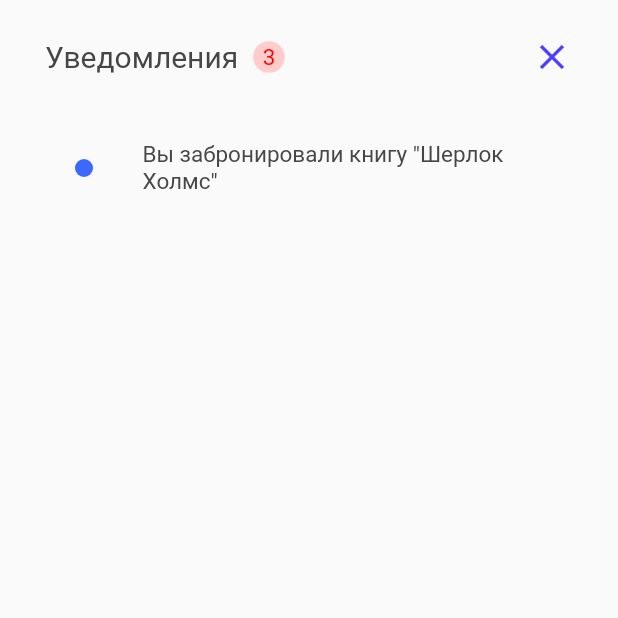
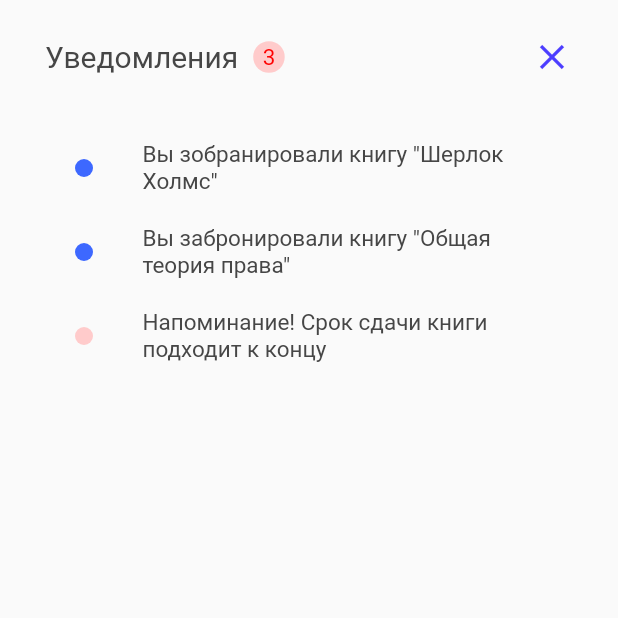
Before and after one commit to k1rm4n/book_manager, a Flutter app: the Notifications screen opened by its route, on a phone screen of 412 x 824 dp, the top half of it. Run offline on Flutter 3.47's test engine with Material 2 defaults, Android fonts, the phone set to English and light mode, and no system bars.

Commit message:
18.04.2022

```diff
--- a/lib/notifications_user.dart
+++ b/lib/notifications_user.dart
@@ -53,11 +53,16 @@ class Notifications extends StatelessWidget {
                       ),
                     ),
                   ),
-                  const Icon(
+                  GestureDetector(
+                    onTap: () {
+                      Navigator.popAndPushNamed(context, '/profile');
+                    },
+                    child: const Icon(
                       Icons.close,
                       color: Color.fromRGBO(76, 61, 255, 1),
                       size: 28,
                     ),
+                  )
                 ],
               ),
               const SizedBox(
@@ -79,16 +84,103 @@ class Notifications extends StatelessWidget {
                     const SizedBox(
                       width: 33,
                     ),
-                    const Expanded(
-                      child: Text(
-                        'Вы забронировали книгу "Шерлок Холмс"',
-                        textAlign: TextAlign.left,
+                    Expanded(
+                      child: RichText(
+                        text: const TextSpan(
+                          children: [
+                            TextSpan(
+                              text: 'Вы зобранировали книгу "Шерлок Холмс"',
                               style: TextStyle(
                                 color: Color.fromRGBO(70, 70, 70, 1),
                                 fontSize: 15,
                                 fontWeight: FontWeight.w400,
                                 fontStyle: FontStyle.normal,
                                 fontFamily: 'Roboto',
+                              ),
+                            ),
+                          ],
+                        ),
+                      ),
+                    ),
+                  ],
+                ),
+              ),
+              const SizedBox(
+                height: 20,
+              ),
+              Padding(
+                padding: const EdgeInsets.symmetric(horizontal: 20),
+                child: Row(
+                  mainAxisAlignment: MainAxisAlignment.center,
+                  crossAxisAlignment: CrossAxisAlignment.center,
+                  children: [
+                    Container(
+                      width: 12,
+                      height: 12,
+                      decoration: const BoxDecoration(
+                          shape: BoxShape.circle,
+                          color: Color.fromRGBO(61, 104, 255, 1)),
+                    ),
+                    const SizedBox(
+                      width: 33,
+                    ),
+                    Expanded(
+                      child: RichText(
+                        text: const TextSpan(
+                          children: [
+                            TextSpan(
+                              text:
+                                  'Вы забронировали книгу "Общая теория права"',
+                              style: TextStyle(
+                                color: Color.fromRGBO(70, 70, 70, 1),
+                                fontSize: 15,
+                                fontWeight: FontWeight.w400,
+                                fontStyle: FontStyle.normal,
+                                fontFamily: 'Roboto',
+                              ),
+                            ),
+                          ],
+                        ),
+                      ),
+                    ),
+                  ],
+                ),
+              ),
+              const SizedBox(
+                height: 20,
+              ),
+              Padding(
+                padding: const EdgeInsets.symmetric(horizontal: 20),
+                child: Row(
+                  mainAxisAlignment: MainAxisAlignment.center,
+                  crossAxisAlignment: CrossAxisAlignment.center,
+                  children: [
+                    Container(
+                      width: 12,
+                      height: 12,
+                      decoration: const BoxDecoration(
+                          shape: BoxShape.circle,
+                          color: Color.fromRGBO(255, 203, 203, 1)),
+                    ),
+                    const SizedBox(
+                      width: 33,
+                    ),
+                    Expanded(
+                      child: RichText(
+                        text: const TextSpan(
+                          children: [
+                            TextSpan(
+                              text:
+                                  'Напоминание! Срок сдачи книги подходит к концу',
+                              style: TextStyle(
+                                color: Color.fromRGBO(70, 70, 70, 1),
+                                fontSize: 15,
+                                fontWeight: FontWeight.w400,
+                                fontStyle: FontStyle.normal,
+                                fontFamily: 'Roboto',
+                              ),
+                            ),
+                          ],
                         ),
                       ),
                     ),
--- a/lib/profile_user.dart
+++ b/lib/profile_user.dart
@@ -265,6 +265,9 @@ class _HeaderProfileWidget extends StatelessWidget {
           ),
         ),
         GestureDetector(
+          onTap: () {
+            Navigator.popAndPushNamed(context, '/settingsUser');
+          },
           child: const Icon(
             Icons.settings,
             size: 25,
```
Also changed, not shown: lib/main.dart (+10 -0 lines), lib/settings_user.dart (added, +216 -0 lines). Lines whose indentation alone changed are shown as unchanged.
